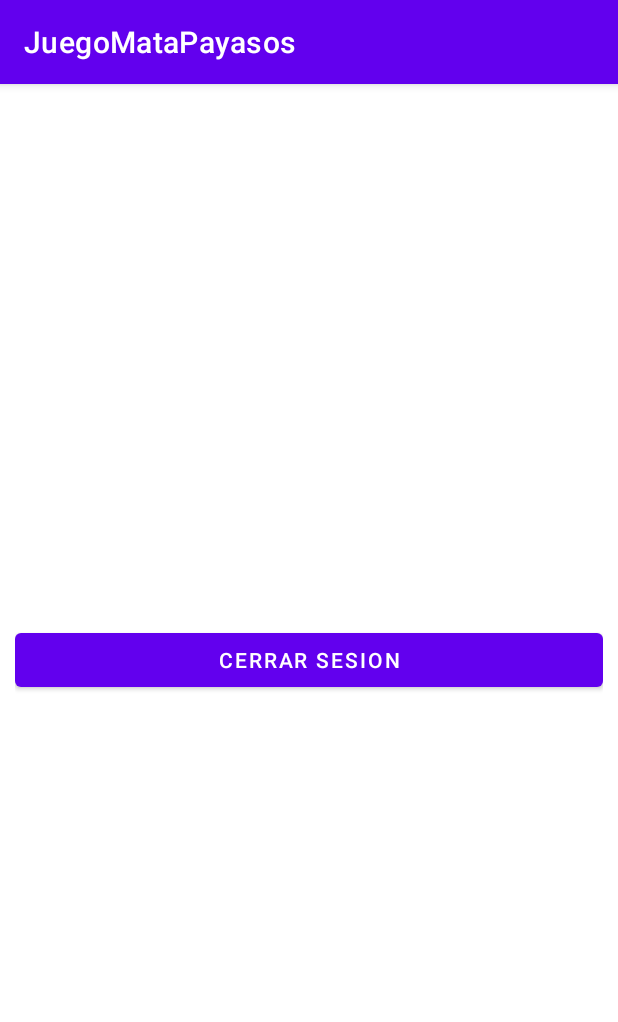
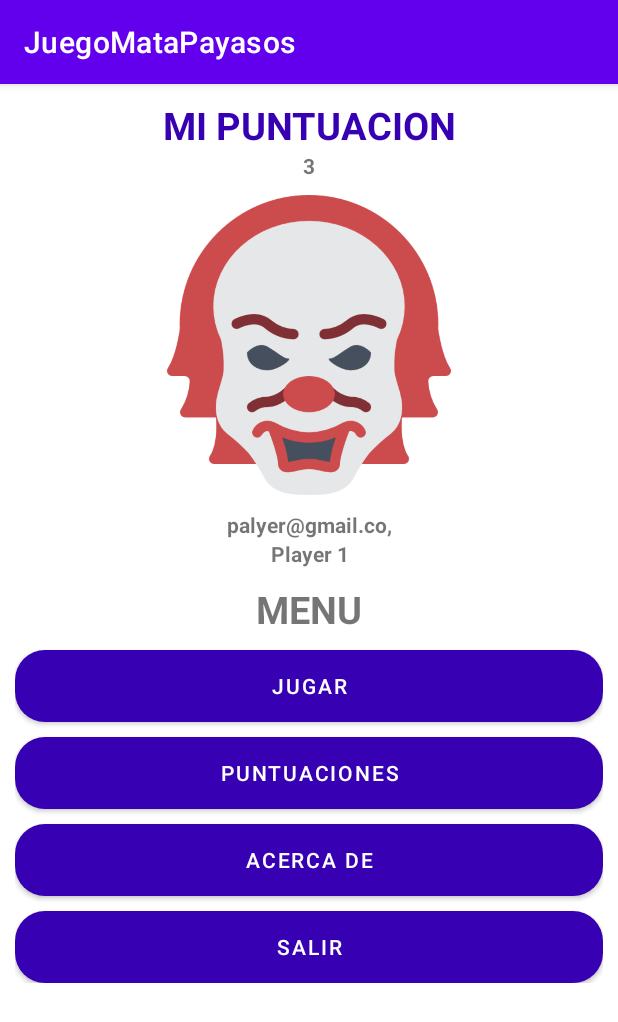
Before and after one commit to RonnyChamba/Juego-Payasos, an Android app: the screen it shows after launch once a user with an empty profile is signed in (Menu), on a phone screen of 412 x 824 dp. Shown: the top 1022 px of the screen. Run offline under Robolectric (Android 15) with nearby library versions, the phone set to English and light mode, and no system bars; our stand-ins replace Firebase (no records; nobody signed in at launch, a user with empty details on screens opened directly).

Commit message:
disegno btn personali- disegno menu

```diff
--- a/app/src/main/java/com/example/matapayasos/Menu.java
+++ b/app/src/main/java/com/example/matapayasos/Menu.java
@@ -15,6 +15,9 @@ public class Menu extends AppCompatActivity {
 
      FirebaseAuth auth;
      FirebaseUser user;
+     Button btnJugar;
+     Button btnPuntuacion;
+     Button btnAcercaDe;
      Button btnCerrarSesion;
 
     @Override
@@ -22,10 +25,17 @@ public class Menu extends AppCompatActivity {
         super.onCreate(savedInstanceState);
         setContentView(R.layout.activity_menu);
 
+        btnJugar = findViewById(R.id.btnJugar);
+        btnPuntuacion = findViewById(R.id.btnPuntaciones);
+        btnAcercaDe = findViewById(R.id.btnHacerca);
         btnCerrarSesion = findViewById(R.id.btnCerrarSesion);
 
         auth = FirebaseAuth.getInstance();
         user = auth.getCurrentUser();
+
+        btnJugar.setOnClickListener( (event)-> {});
+        btnPuntuacion.setOnClickListener( (event)-> {});
+        btnAcercaDe.setOnClickListener( (event)-> {});
 
         btnCerrarSesion.setOnClickListener( (event)-> cerrarSesion());
 
--- /dev/null
+++ b/app/src/main/res/drawable/boton_personalizado.xml
@@ -0,0 +1,7 @@
+<?xml version="1.0" encoding="utf-8"?>
+<shape xmlns:android="http://schemas.android.com/apk/res/android"
+    android:shape="rectangle" >
+
+    <solid android:color="@color/color_botones" />
+    <corners android:radius="20dp"/>
+</shape>
--- a/app/src/main/res/layout/activity_login.xml
+++ b/app/src/main/res/layout/activity_login.xml
@@ -72,6 +72,7 @@
             android:layout_height="wrap_content"
             android:text="@string/txtBtnLogin"
             android:layout_marginTop="15dp"
-            android:backgroundTint="@color/color_botones"/>
+            android:background="@drawable/boton_personalizado"
+            app:backgroundTint ="@null"/>
     </LinearLayout>
 </RelativeLayout>
--- a/app/src/main/res/layout/activity_main.xml
+++ b/app/src/main/res/layout/activity_main.xml
@@ -18,14 +18,16 @@
             android:layout_width="match_parent"
             android:layout_height="wrap_content"
             android:layout_marginBottom="10dp"
-            android:backgroundTint="@color/color_botones"
+            android:background="@drawable/boton_personalizado"
+            app:backgroundTint ="@null"
             android:text="@string/btnLogin" />
 
         <Button
             android:id="@+id/btnRegistro"
             android:layout_width="match_parent"
             android:layout_height="wrap_content"
-            android:backgroundTint="@color/color_botones"
+            android:background="@drawable/boton_personalizado"
+            app:backgroundTint ="@null"
             android:text="@string/btnRegistro"
             />
     </LinearLayout>
--- a/app/src/main/res/layout/activity_menu.xml
+++ b/app/src/main/res/layout/activity_menu.xml
@@ -1,5 +1,5 @@
 <?xml version="1.0" encoding="utf-8"?>
-<RelativeLayout xmlns:android="http://schemas.android.com/apk/res/android"
+<ScrollView xmlns:android="http://schemas.android.com/apk/res/android"
     xmlns:app="http://schemas.android.com/apk/res-auto"
     xmlns:tools="http://schemas.android.com/tools"
     android:layout_width="match_parent"
@@ -9,17 +9,114 @@
 
     <LinearLayout
         android:layout_width="match_parent"
-        android:layout_height="match_parent"
+        android:layout_height="wrap_content"
+        android:orientation="vertical"
         android:gravity="center">
 
-        <Button
-            android:id="@+id/btnCerrarSesion"
+
+        <LinearLayout
             android:layout_width="match_parent"
             android:layout_height="wrap_content"
-            android:text="Cerrar sesion"/>
+            android:orientation="vertical"
+            android:layout_marginBottom="10dp">
+            <TextView
+                android:layout_width="match_parent"
+                android:layout_height="wrap_content"
+                android:textAlignment="center"
+                android:textSize="@dimen/sizeTitle"
+                android:textStyle="bold"
+                android:textColor="@color/color_botones"
+                android:text="@string/txtTitleMenu"/>
+
+            <TextView
+                android:id="@+id/txtZombies"
+                android:layout_width="match_parent"
+                android:layout_height="wrap_content"
+                android:textAlignment="center"
+                android:layout_marginBottom="@dimen/mg_tb"
+                android:textStyle="bold"
+                android:text="3"/>
+
+            <ImageView
+                android:id="@+id/imageView4"
+                android:layout_gravity="center"
+                android:layout_width="200dp"
+                android:layout_height="200dp"
+                android:layout_marginBottom="@dimen/mg_tb"
+                app:srcCompat="@drawable/icono_app" />
+            <TextView
+                android:id="@+id/txtCorreoMenu"
+                android:layout_width="match_parent"
+                android:layout_height="wrap_content"
+                android:textAlignment="center"
+                android:textStyle="bold"
+                android:text="palyer@gmail.co,"/>
+            <TextView
+                android:id="@+id/txtNombreMenu"
+                android:layout_width="match_parent"
+                android:layout_height="wrap_content"
+                android:textAlignment="center"
+                android:textStyle="bold"
+                android:text="Player 1"/>
 
 
+        </LinearLayout>
+
+        <LinearLayout
+            android:layout_width="match_parent"
+            android:layout_height="wrap_content"
+            android:orientation="vertical">
+
+
+            <TextView
+                android:layout_width="match_parent"
+                android:layout_height="wrap_content"
+                android:textStyle="bold"
+                android:textAlignment="center"
+                android:textSize="@dimen/sizeTitle"
+                android:text="@string/txtSubTitleMenu"
+                android:layout_marginBottom="10dp"/>
+
+
+            <Button
+                android:id="@+id/btnJugar"
+                android:background="@drawable/boton_personalizado"
+                app:backgroundTint ="@null"
+                android:layout_width="match_parent"
+                android:layout_height="wrap_content"
+                android:text="@string/btnJugarMenu"
+                android:layout_marginBottom="@dimen/mg_tb"
+
+                />
+            <Button
+                android:id="@+id/btnPuntaciones"
+                android:layout_width="match_parent"
+                android:layout_height="wrap_content"
+                android:text="@string/btnPuntuMenu"
+                android:background="@drawable/boton_personalizado"
+                app:backgroundTint ="@null"
+                android:layout_marginBottom="@dimen/mg_tb"/>
+
+            <Button
+                android:id="@+id/btnHacerca"
+                android:layout_width="match_parent"
+                android:layout_height="wrap_content"
+                android:text="@string/btnAcercaMenu"
+                android:background="@drawable/boton_personalizado"
+                app:backgroundTint ="@null"
+                android:layout_marginBottom="@dimen/mg_tb"/>
+
+            <Button
+                android:id="@+id/btnCerrarSesion"
+                android:layout_width="match_parent"
+                android:layout_height="wrap_content"
+                android:text="@string/btnSalirMenu"
+                android:background="@drawable/boton_personalizado"
+                app:backgroundTint ="@null"/>
+
+
+        </LinearLayout>
     </LinearLayout>
 
 
-</RelativeLayout>
+</ScrollView>
--- a/app/src/main/res/layout/activity_registro.xml
+++ b/app/src/main/res/layout/activity_registro.xml
@@ -102,7 +102,8 @@
             android:layout_width="match_parent"
             android:layout_height="wrap_content"
             android:text="@string/btnRegistrar"
-            android:backgroundTint="@color/color_botones"/>
+            android:background="@drawable/boton_personalizado"
+            app:backgroundTint ="@null"/>
     </LinearLayout>
 
 </RelativeLayout>
--- a/app/src/main/res/values/strings.xml
+++ b/app/src/main/res/values/strings.xml
@@ -25,4 +25,13 @@
     <string name="txtPassLogin">Contraseña</string>
     <string name="txtBtnLogin">Ingresar</string>
 
+    <!-- Activity Menu-->
+    <string name="txtTitleMenu">MI PUNTUACION</string>
+    <string name="txtSubTitleMenu">MENU</string>
+
+    <string name="btnJugarMenu">JUGAR</string>
+    <string name="btnPuntuMenu">PUNTUACIONES</string>
+    <string name="btnAcercaMenu">ACERCA DE</string>
+    <string name="btnSalirMenu">SALIR</string>
+
 </resources>
```
